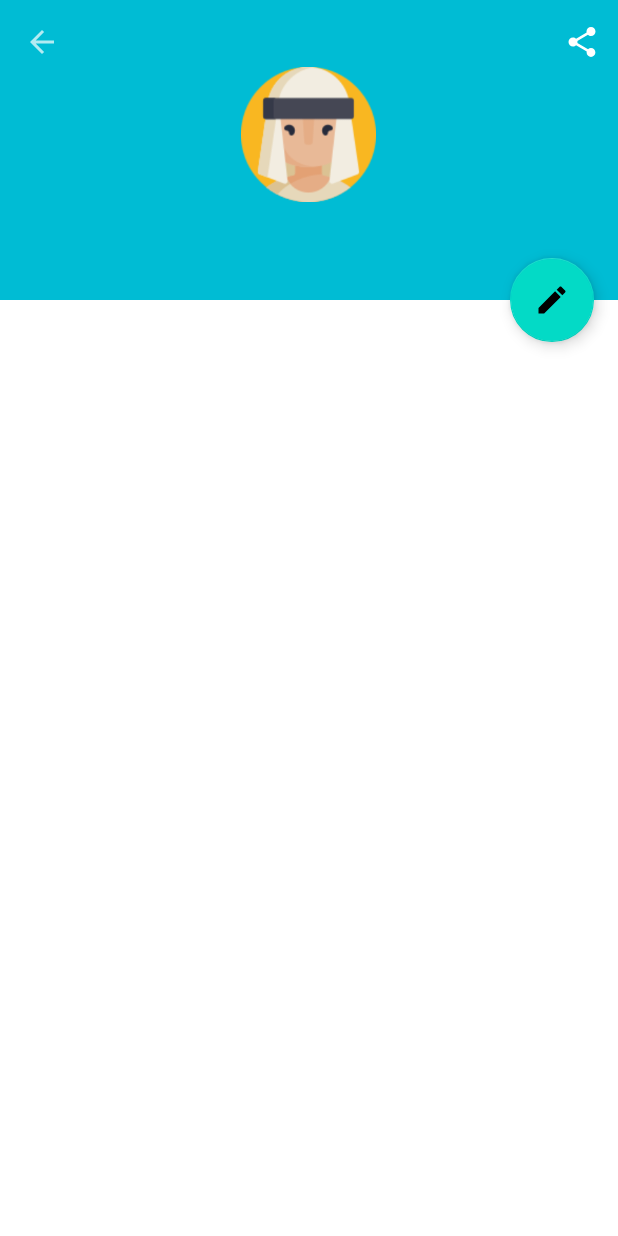
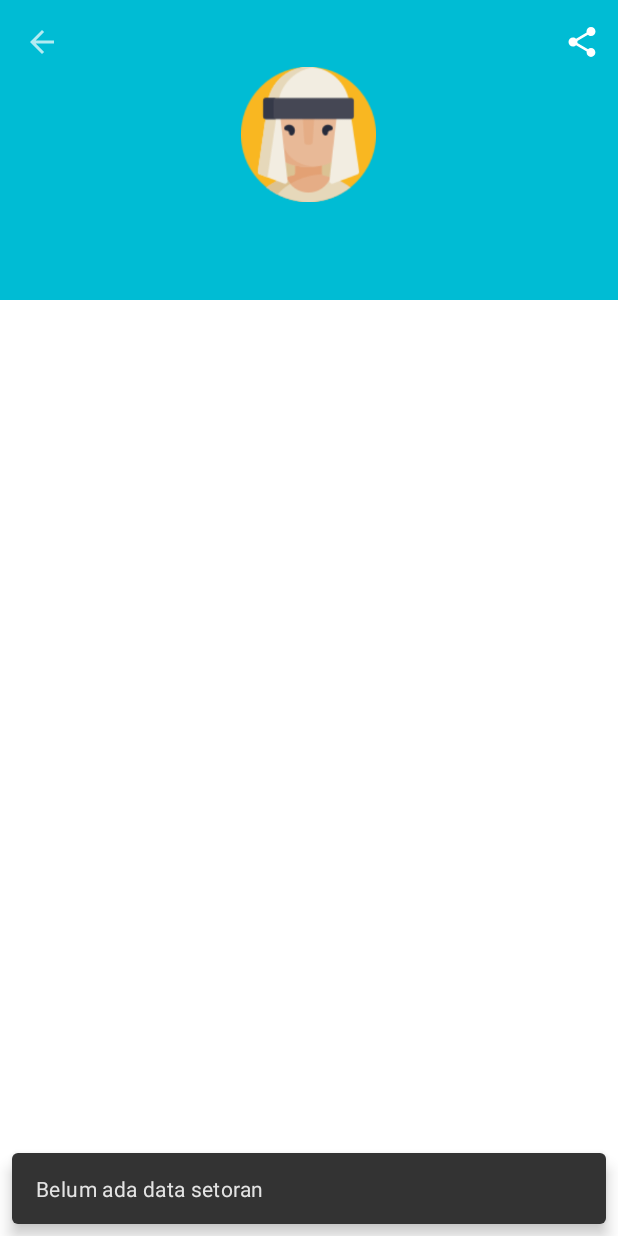
Before and after one commit to eltawakkal/CenghoXzahra, an Android app: the DetailSetoranActivity screen opened directly, with no data from a screen before it, after a tap on "Bagikan Detail Setoran", on a phone screen of 412 x 824 dp. Run offline under Robolectric (Android 15) with nearby library versions, the phone set to English and light mode, and no system bars; our stand-ins replace Firebase (no records; nobody signed in at launch, a user with empty details on screens opened directly).

Commit message:
updating for all content

```diff
--- a/app/src/main/java/com/example/setoranhafalan/activity/DetailSetoranActivity.java
+++ b/app/src/main/java/com/example/setoranhafalan/activity/DetailSetoranActivity.java
@@ -8,6 +8,7 @@ import androidx.coordinatorlayout.widget.CoordinatorLayout;
 import androidx.recyclerview.widget.LinearLayoutManager;
 import androidx.recyclerview.widget.RecyclerView;
 
+import android.annotation.SuppressLint;
 import android.app.Dialog;
 import android.content.Intent;
 import android.os.Bundle;
@@ -55,6 +56,7 @@ public class DetailSetoranActivity extends AppCompatActivity {
     private List<Setoran> listSetoran;
     private AlertDialog.Builder alertDialog;
     private Dialog dialog;
+    private MySharedPref myPref;
 
 //    Variables
     private String id;
@@ -99,7 +101,11 @@ public class DetailSetoranActivity extends AppCompatActivity {
     }
 
     private void shareDataSetoran() {
-        textForShare += "List Setoran Hafalan AKhi " + nama + "\n\n";
+        if (listSetoran.size() == 0) {
+            showMessage("Belum ada data setoran");
+        } else {
+            textForShare = "";
+            textForShare += "List Setoran Hafalan Akhi " + nama + "\n\n";
 
             for (Setoran setoran : listSetoran) {
                 textForShare += "[" + setoran.getTgl() + "]\n" + "Surah : " + setoran.getSurah() + "\nAyat : " + setoran.getAyat() + "\n\n";
@@ -112,6 +118,7 @@ public class DetailSetoranActivity extends AppCompatActivity {
             sharingIntent.putExtra(android.content.Intent.EXTRA_SUBJECT, "Rekap Laporan Akhi " + nama);
             sharingIntent.putExtra(android.content.Intent.EXTRA_TEXT, textForShare);
             startActivity(Intent.createChooser(sharingIntent, "Bagikan Rekap Setoran"));
+        }
     }
 
     @Override
@@ -148,6 +155,7 @@ public class DetailSetoranActivity extends AppCompatActivity {
         recSetoran.setAdapter(adapter);
     }
 
+    @SuppressLint("RestrictedApi")
     private void initView() {
         refSetoran = FirebaseDatabase.getInstance().getReference("setoran");
 
@@ -164,6 +172,13 @@ public class DetailSetoranActivity extends AppCompatActivity {
         setTitle(nama);
 
         listSetoran = new ArrayList<>();
+        myPref = new MySharedPref(this);
+
+        if (myPref.getId() == null) {
+            fabAddSetoran.setVisibility(View.GONE);
+        } else {
+            fabAddSetoran.setVisibility(View.VISIBLE);
+        }
     }
 
     private void showMessage(String message) {
@@ -208,6 +223,7 @@ public class DetailSetoranActivity extends AppCompatActivity {
                             @Override
                             public void onSuccess(Void aVoid) {
                                 showMessage("Setoran Berhasil Ditamn");
+                                dialog.dismiss();
                             }
                         })
                         .addOnFailureListener(new OnFailureListener() {
```
Also changed, not shown: app/src/main/java/com/example/setoranhafalan/activity/MainActivity.java (+9 -9 lines). Lines whose indentation alone changed are shown as unchanged.
